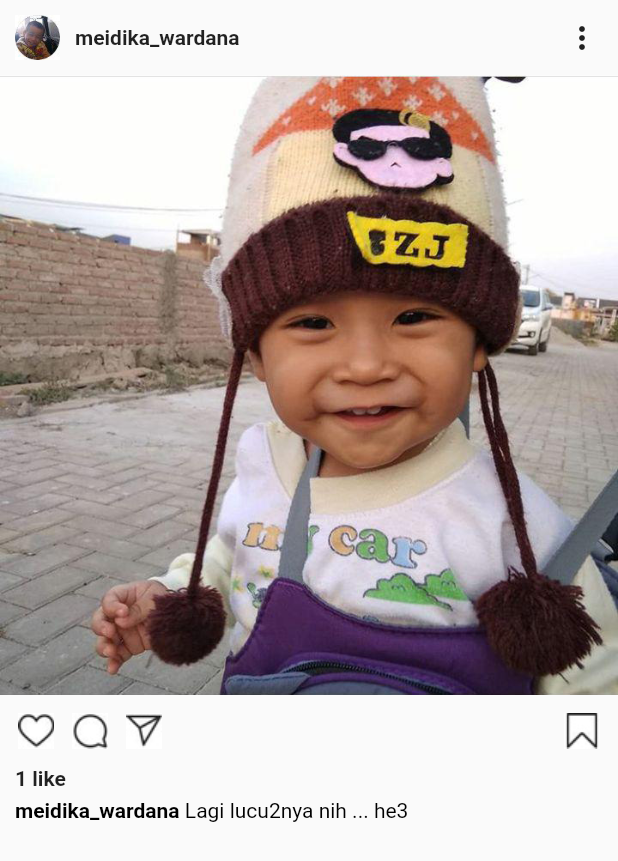
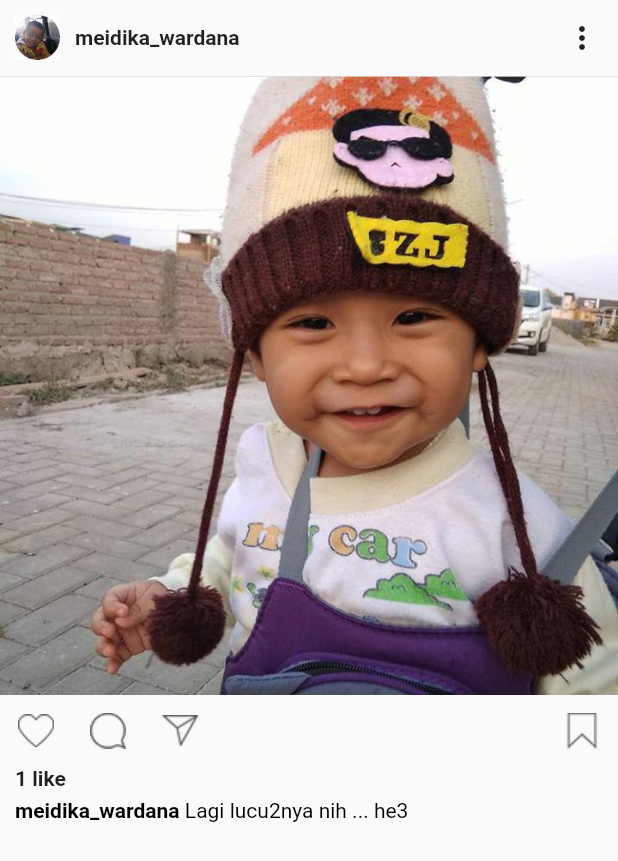
Before and after one commit to meidikawardana/like_app, a Flutter app: the screen it shows after launch, on a phone screen of 412 x 824 dp. Shown: the top 861 px of the screen. Run offline on Flutter 3.47's test engine with Material 2 defaults, Android fonts, the phone set to English and light mode, and no system bars.

Commit message:
mengubah ikon2 dari jpg menjadi png supaya lebih bagus dilihat

```diff
--- a/lib/main.dart
+++ b/lib/main.dart
@@ -45,17 +45,18 @@ class InstagramCard extends StatelessWidget {
                 children: <Widget>[
                   IconButton(
                     icon: Image.asset(
-                      'images/ic_love.jpg',
+                      'images/ic_love.png',
                       fit: BoxFit.contain,
+                      width: 24,
                     ),
                     onPressed: () {},
                     padding: EdgeInsets.all(0.0),
                   ),
                   Container(
-                    width: 24,
+                    width: 48,
                     child: IconButton(
                       icon: Image.asset(
-                        'images/ic_comment.jpg',
+                        'images/ic_comment.png',
                         fit: BoxFit.contain,
                       ),
                       onPressed: () {},
@@ -66,7 +67,7 @@ class InstagramCard extends StatelessWidget {
                     child: Container(
                       child: IconButton(
                         icon: Image.asset(
-                          'images/ic_send.jpg',
+                          'images/ic_send.png',
                           fit: BoxFit.contain,
                         ),
                         onPressed: () {},
@@ -77,7 +78,7 @@ class InstagramCard extends StatelessWidget {
                   ),
                   IconButton(
                     icon: Image.asset(
-                      'images/ic_save.jpg',
+                      'images/ic_save.png',
                       fit: BoxFit.contain,
                     ),
                     onPressed: () {},
```
Also changed, not shown: pubspec.yaml (+4 -4 lines), images/ic_comment.png (added), images/ic_love.png (added), images/ic_save.png (added), images/ic_send.png (added).
